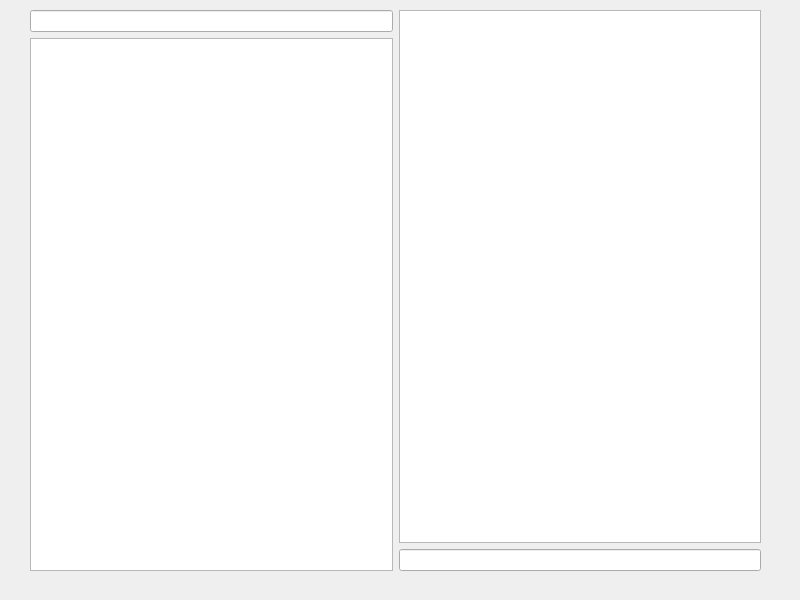
Qt form client/mainwindow.ui (apat1n/vAU) before a commit.
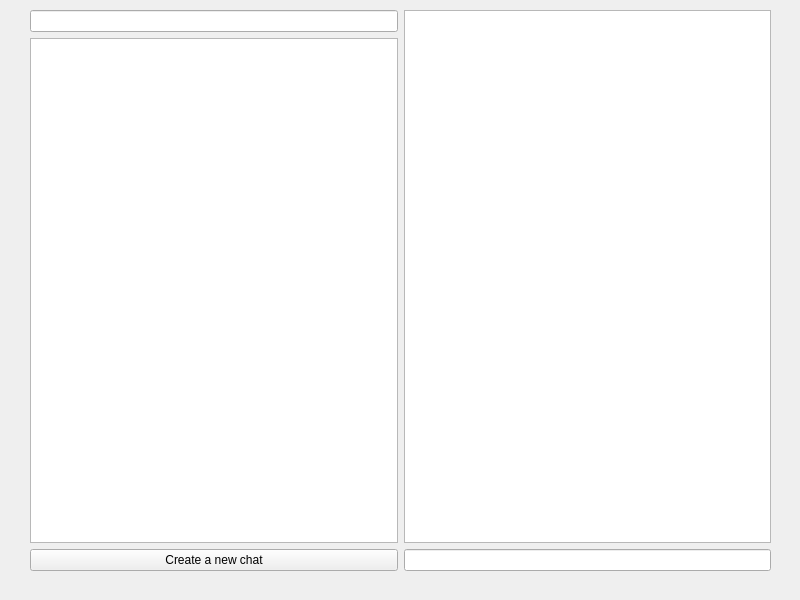
The same form after that commit. The open tabs and pages were chosen to show the change.

Commit message: Added chat creating

The edit to the form file:
```diff
--- a/client/mainwindow.ui
+++ b/client/mainwindow.ui
@@ -176,21 +176,28 @@
        <rect>
         <x>30</x>
         <y>10</y>
-        <width>731</width>
+        <width>741</width>
         <height>561</height>
        </rect>
       </property>
       <layout class="QGridLayout" name="gridLayout">
-       <item row="2" column="1">
-        <widget class="QLineEdit" name="messageTextField"/>
-       </item>
        <item row="1" column="0" rowspan="2">
         <widget class="QListWidget" name="chatMenu"/>
        </item>
        <item row="0" column="0">
         <widget class="QLineEdit" name="search"/>
        </item>
-       <item row="0" column="1" rowspan="2">
+       <item row="3" column="0">
+        <widget class="QPushButton" name="pushButton">
+         <property name="text">
+          <string>Create a new chat</string>
+         </property>
+        </widget>
+       </item>
+       <item row="3" column="1">
+        <widget class="QLineEdit" name="messageTextField"/>
+       </item>
+       <item row="0" column="1" rowspan="3">
         <widget class="QListWidget" name="chatView"/>
        </item>
       </layout>
```
Left out of the diff: 2 changed lines with no effect on the pictures. The commit also changes 6 other files.
